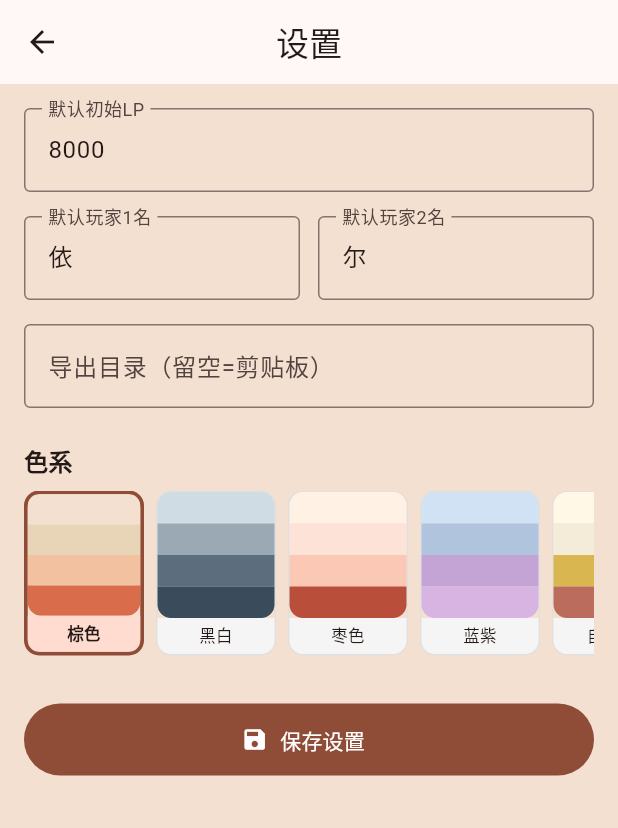
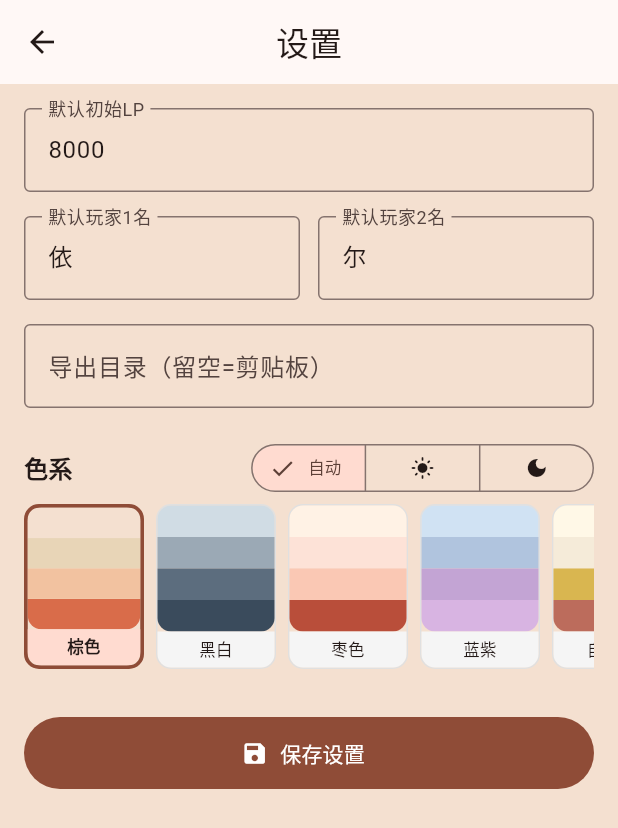
Before and after one commit to Acc0m48/Yu-Gi-Oh.LP-helper, a Flutter app: the SettingsPage screen opened directly with empty values, on a phone screen of 412 x 824 dp. Shown: the top 828 px of the screen. Run offline on Flutter 3.47's test engine with Material 3 defaults, Android fonts, the phone set to English and light mode, and no system bars.

Commit message:
新增深浅色切换、自定义色系、亮度模式

```diff
--- a/lib/screens/settings_page.dart
+++ b/lib/screens/settings_page.dart
@@ -5,7 +5,7 @@ import '../theme.dart';
 class SettingsPage extends StatefulWidget {
   final AppSettings settings;
   final ValueChanged<AppSettings> onSaved;
-  final ValueChanged<int> onThemeChanged;
+  final ValueChanged<AppSettings> onThemeChanged;
 
   const SettingsPage({super.key, required this.settings, required this.onSaved, required this.onThemeChanged});
 
@@ -19,6 +19,8 @@ class _SettingsPageState extends State<SettingsPage> {
   late TextEditingController _p2Ctrl;
   late TextEditingController _dirCtrl;
   late int _themeIndex;
+  late int _brightnessMode;
+  late TextEditingController _cLightSeed, _cLightBg, _cDarkSeed, _cDarkBg, _cLpPos, _cLpNeg;
 
   @override
   void initState() {
@@ -28,15 +30,38 @@ class _SettingsPageState extends State<SettingsPage> {
     _p2Ctrl = TextEditingController(text: widget.settings.defaultP2Name);
     _dirCtrl = TextEditingController(text: widget.settings.exportDir);
     _themeIndex = widget.settings.themeIndex;
+    _brightnessMode = widget.settings.brightnessMode;
+    _cLightSeed = TextEditingController(text: '${widget.settings.cLightSeed.toRadixString(16).padLeft(8, '0').toUpperCase()}');
+    _cLightBg = TextEditingController(text: '${widget.settings.cLightBg.toRadixString(16).padLeft(8, '0').toUpperCase()}');
+    _cDarkSeed = TextEditingController(text: '${widget.settings.cDarkSeed.toRadixString(16).padLeft(8, '0').toUpperCase()}');
+    _cDarkBg = TextEditingController(text: '${widget.settings.cDarkBg.toRadixString(16).padLeft(8, '0').toUpperCase()}');
+    _cLpPos = TextEditingController(text: '${widget.settings.cLpPos.toRadixString(16).padLeft(8, '0').toUpperCase()}');
+    _cLpNeg = TextEditingController(text: '${widget.settings.cLpNeg.toRadixString(16).padLeft(8, '0').toUpperCase()}');
   }
 
   @override
   void dispose() {
-    _lpCtrl.dispose();
-    _p1Ctrl.dispose();
-    _p2Ctrl.dispose();
-    _dirCtrl.dispose();
+    _lpCtrl.dispose(); _p1Ctrl.dispose(); _p2Ctrl.dispose(); _dirCtrl.dispose();
+    _cLightSeed.dispose(); _cLightBg.dispose(); _cDarkSeed.dispose(); _cDarkBg.dispose();
+    _cLpPos.dispose(); _cLpNeg.dispose();
     super.dispose();
+  }
+
+  int _parseHex(String s) => int.tryParse(s.replaceAll('#', '').replaceAll('0x', ''), radix: 16) ?? 0xFF000000;
+
+  void _applyTheme() {
+    widget.settings.themeIndex = _themeIndex;
+    widget.settings.brightnessMode = _brightnessMode;
+    if (_themeIndex >= presets.length) {
+      widget.settings.cLightSeed = _parseHex(_cLightSeed.text);
+      widget.settings.cLightBg = _parseHex(_cLightBg.text);
+      widget.settings.cDarkSeed = _parseHex(_cDarkSeed.text);
+      widget.settings.cDarkBg = _parseHex(_cDarkBg.text);
+      widget.settings.cLpPos = _parseHex(_cLpPos.text);
+      widget.settings.cLpNeg = _parseHex(_cLpNeg.text);
+    }
+    GameStorage.saveSettings(widget.settings);
+    widget.onThemeChanged(widget.settings);
   }
 
   Future<void> _save() async {
@@ -44,101 +69,107 @@ class _SettingsPageState extends State<SettingsPage> {
     widget.settings.defaultP1Name = _p1Ctrl.text.trim().isEmpty ? '依' : _p1Ctrl.text.trim();
     widget.settings.defaultP2Name = _p2Ctrl.text.trim().isEmpty ? '尔' : _p2Ctrl.text.trim();
     widget.settings.exportDir = _dirCtrl.text.trim();
-    widget.settings.themeIndex = _themeIndex;
-    await GameStorage.saveSettings(widget.settings);
-    widget.onThemeChanged(_themeIndex);
+    _applyTheme();
     widget.onSaved(widget.settings);
     if (mounted) Navigator.pop(context);
   }
 
   @override
   Widget build(BuildContext context) {
+    final isCustom = _themeIndex >= presets.length;
     return Scaffold(
       appBar: AppBar(title: const Text('设置'), centerTitle: true),
       body: ListView(
         padding: const EdgeInsets.all(16),
         children: [
-          TextField(
-            controller: _lpCtrl,
-            keyboardType: TextInputType.number,
-            decoration: const InputDecoration(labelText: '默认初始LP', border: OutlineInputBorder()),
-          ),
+          TextField(controller: _lpCtrl, keyboardType: TextInputType.number, decoration: const InputDecoration(labelText: '默认初始LP', border: OutlineInputBorder())),
           const SizedBox(height: 16),
-          Row(
-            children: [
-              Expanded(child: TextField(controller: _p1Ctrl, decoration: const InputDecoration(labelText: '默认玩家1名', border: OutlineInputBorder()))),
-              const SizedBox(width: 12),
-              Expanded(child: TextField(controller: _p2Ctrl, decoration: const InputDecoration(labelText: '默认玩家2名', border: OutlineInputBorder()))),
-            ],
-          ),
+          Row(children: [
+            Expanded(child: TextField(controller: _p1Ctrl, decoration: const InputDecoration(labelText: '默认玩家1名', border: OutlineInputBorder()))),
+            const SizedBox(width: 12),
+            Expanded(child: TextField(controller: _p2Ctrl, decoration: const InputDecoration(labelText: '默认玩家2名', border: OutlineInputBorder()))),
+          ]),
           const SizedBox(height: 16),
-          TextField(
-            controller: _dirCtrl,
-            decoration: const InputDecoration(labelText: '导出目录（留空=剪贴板）', hintText: '/storage/emulated/0/Download', border: OutlineInputBorder()),
-          ),
+          TextField(controller: _dirCtrl, decoration: const InputDecoration(labelText: '导出目录（留空=剪贴板）', hintText: '/storage/emulated/0/Download', border: OutlineInputBorder())),
           const SizedBox(height: 24),
-          const Text('色系', style: TextStyle(fontSize: 16, fontWeight: FontWeight.bold)),
+          Row(children: [
+            const Text('色系', style: TextStyle(fontSize: 16, fontWeight: FontWeight.bold)),
+            const Spacer(),
+            SegmentedButton<int>(
+              segments: const [
+                ButtonSegment(value: 0, label: Text('自动', style: TextStyle(fontSize: 11))),
+                ButtonSegment(value: 1, label: Icon(Icons.light_mode, size: 16)),
+                ButtonSegment(value: 2, label: Icon(Icons.dark_mode, size: 16)),
+              ],
+              selected: {_brightnessMode},
+              onSelectionChanged: (v) => setState(() { _brightnessMode = v.first; _applyTheme(); }),
+              style: ButtonStyle(visualDensity: VisualDensity.compact, tapTargetSize: MaterialTapTargetSize.shrinkWrap),
+            ),
+          ]),
           const SizedBox(height: 8),
           SizedBox(
             height: 110,
             child: ListView.builder(
               scrollDirection: Axis.horizontal,
-              itemCount: presets.length,
+              itemCount: presets.length + 1,
               itemBuilder: (_, i) {
-                final p = presets[i];
-                final sel = i == _themeIndex;
+                final isSel = i == _themeIndex;
+                final p = i < presets.length ? presets[i] : customPresetFrom(
+                  lightSeed: _parseHex(_cLightSeed.text), lightBg: _parseHex(_cLightBg.text),
+                  darkSeed: _parseHex(_cDarkSeed.text), darkBg: _parseHex(_cDarkBg.text),
+                  lpPos: _parseHex(_cLpPos.text), lpNeg: _parseHex(_cLpNeg.text),
+                );
+                final colors = i < presets.length ? p.previewColors : [Color(_parseHex(_cLightBg.text)), Color(_parseHex(_cLightSeed.text)), Color(_parseHex(_cDarkSeed.text)), Color(_parseHex(_cDarkBg.text))];
                 return GestureDetector(
-                  onTap: () => setState(() => _themeIndex = i),
+                  onTap: () => setState(() { _themeIndex = i; _applyTheme(); }),
                   child: Container(
-                    width: 80,
-                    margin: const EdgeInsets.only(right: 8),
-                    decoration: BoxDecoration(
-                      borderRadius: BorderRadius.circular(10),
-                      border: Border.all(color: sel ? Theme.of(context).colorScheme.primary : Colors.grey.shade300, width: sel ? 2.5 : 1),
-                    ),
-                    child: Column(
-                      children: [
-                        Expanded(
-                          child: Column(
-                            children: List.generate(4, (j) => Expanded(
-                              child: Container(
-                                decoration: BoxDecoration(
-                                  color: p.previewColors[j],
-                                  borderRadius: j == 0
-                                      ? const BorderRadius.vertical(top: Radius.circular(9))
-                                      : j == 3
-                                          ? const BorderRadius.vertical(bottom: Radius.circular(9))
-                                          : null,
-                                ),
-                              ),
-                            )),
-                          ),
-                        ),
-                        Container(
-                          width: double.infinity,
-                          padding: const EdgeInsets.symmetric(vertical: 4),
-                          decoration: BoxDecoration(
-                            color: sel ? Theme.of(context).colorScheme.primaryContainer : Colors.grey.shade100,
-                            borderRadius: const BorderRadius.vertical(bottom: Radius.circular(9)),
-                          ),
-                          child: Text(p.name, textAlign: TextAlign.center, style: TextStyle(fontSize: 11, fontWeight: sel ? FontWeight.bold : FontWeight.normal)),
-                        ),
-                      ],
-                    ),
+                    width: 80, margin: const EdgeInsets.only(right: 8),
+                    decoration: BoxDecoration(borderRadius: BorderRadius.circular(10), border: Border.all(color: isSel ? Theme.of(context).colorScheme.primary : Colors.grey.shade300, width: isSel ? 2.5 : 1)),
+                    child: Column(children: [
+                      Expanded(child: Column(children: List.generate(4, (j) => Expanded(child: Container(decoration: BoxDecoration(color: colors[j], borderRadius: j == 0 ? const BorderRadius.vertical(top: Radius.circular(9)) : j == 3 ? const BorderRadius.vertical(bottom: Radius.circular(9)) : null))))),),
+                      Container(width: double.infinity, padding: const EdgeInsets.symmetric(vertical: 4), decoration: BoxDecoration(color: isSel ? Theme.of(context).colorScheme.primaryContainer : Colors.grey.shade100, borderRadius: const BorderRadius.vertical(bottom: Radius.circular(9))), child: Text(p.name, textAlign: TextAlign.center, style: TextStyle(fontSize: 11, fontWeight: isSel ? FontWeight.bold : FontWeight.normal))),
+                    ]),
                   ),
                 );
               },
             ),
           ),
+          if (isCustom) ...[
+            const SizedBox(height: 16),
+            const Text('自定义颜色 (ARGB十六进制)', style: TextStyle(fontWeight: FontWeight.bold)),
+            const SizedBox(height: 8),
+            Row(children: [
+              Expanded(child: _hexField(_cLightBg, '浅色背景')),
+              const SizedBox(width: 8),
+              Expanded(child: _hexField(_cLightSeed, '浅色主调')),
+            ]),
+            const SizedBox(height: 8),
+            Row(children: [
+              Expanded(child: _hexField(_cDarkBg, '深色背景')),
+              const SizedBox(width: 8),
+              Expanded(child: _hexField(_cDarkSeed, '深色主调')),
+            ]),
+            const SizedBox(height: 8),
+            Row(children: [
+              Expanded(child: _hexField(_cLpPos, 'LP增加色')),
+              const SizedBox(width: 8),
+              Expanded(child: _hexField(_cLpNeg, 'LP扣减色')),
+            ]),
+            const SizedBox(height: 8),
+            OutlinedButton(onPressed: () => setState(() => _applyTheme()), child: const Text('预览自定义')),
+          ],
           const SizedBox(height: 32),
-          FilledButton.icon(
-            onPressed: _save,
-            icon: const Icon(Icons.save),
-            label: const Text('保存设置'),
-            style: FilledButton.styleFrom(minimumSize: const Size(double.infinity, 48)),
-          ),
+          FilledButton.icon(onPressed: _save, icon: const Icon(Icons.save), label: const Text('保存设置'), style: FilledButton.styleFrom(minimumSize: const Size(double.infinity, 48))),
         ],
       ),
     );
   }
+
+  Widget _hexField(TextEditingController ctrl, String label) {
+    return TextField(
+      controller: ctrl,
+      decoration: InputDecoration(labelText: label, hintText: 'FFD96C4A', border: const OutlineInputBorder(), isDense: true, prefixText: '#'),
+      onChanged: (_) => setState(() {}),
+    );
+  }
 }
--- a/lib/services/game_storage.dart
+++ b/lib/services/game_storage.dart
@@ -9,6 +9,15 @@ class AppSettings {
   String defaultP2Name;
   String exportDir;
   int themeIndex;
+  int brightnessMode; // 0=system, 1=light, 2=dark
+
+  // Custom theme colors
+  int cLightSeed;
+  int cLightBg;
+  int cDarkSeed;
+  int cDarkBg;
+  int cLpPos;
+  int cLpNeg;
 
   AppSettings({
     this.defaultLp = 8000,
@@ -16,6 +25,13 @@ class AppSettings {
     this.defaultP2Name = '尔',
     this.exportDir = '',
     this.themeIndex = 0,
+    this.brightnessMode = 0,
+    this.cLightSeed = 0xFFD96C4A,
+    this.cLightBg = 0xFFF4E0D0,
+    this.cDarkSeed = 0xFFFFB347,
+    this.cDarkBg = 0xFF3B2D26,
+    this.cLpPos = 0xFFFF8C42,
+    this.cLpNeg = 0xFFD96C4A,
   });
 
   Map<String, dynamic> toJson() => {
@@ -24,6 +40,13 @@ class AppSettings {
     'defaultP2Name': defaultP2Name,
     'exportDir': exportDir,
     'themeIndex': themeIndex,
+    'brightnessMode': brightnessMode,
+    'cLightSeed': cLightSeed,
+    'cLightBg': cLightBg,
+    'cDarkSeed': cDarkSeed,
+    'cDarkBg': cDarkBg,
+    'cLpPos': cLpPos,
+    'cLpNeg': cLpNeg,
   };
 
   factory AppSettings.fromJson(Map<String, dynamic> json) => AppSettings(
@@ -32,6 +55,13 @@ class AppSettings {
     defaultP2Name: json['defaultP2Name'] as String? ?? '尔',
     exportDir: json['exportDir'] as String? ?? '',
     themeIndex: json['themeIndex'] as int? ?? 0,
+    brightnessMode: json['brightnessMode'] as int? ?? 0,
+    cLightSeed: json['cLightSeed'] as int? ?? 0xFFD96C4A,
+    cLightBg: json['cLightBg'] as int? ?? 0xFFF4E0D0,
+    cDarkSeed: json['cDarkSeed'] as int? ?? 0xFFFFB347,
+    cDarkBg: json['cDarkBg'] as int? ?? 0xFF3B2D26,
+    cLpPos: json['cLpPos'] as int? ?? 0xFFFF8C42,
+    cLpNeg: json['cLpNeg'] as int? ?? 0xFFD96C4A,
   );
 }
 
--- a/lib/theme_presets.dart
+++ b/lib/theme_presets.dart
@@ -125,6 +125,26 @@ const presets = <ThemePreset>[
   ),
 ];
 
+ThemePreset customPresetFrom({
+  required int lightSeed,
+  required int lightBg,
+  required int darkSeed,
+  required int darkBg,
+  required int lpPos,
+  required int lpNeg,
+}) {
+  return ThemePreset(
+    name: '自定义',
+    lightSeed: Color(lightSeed),
+    lightBg: Color(lightBg),
+    darkSeed: Color(darkSeed),
+    darkBg: Color(darkBg),
+    lpPositive: Color(lpPos),
+    lpNegative: Color(lpNeg),
+    previewColors: [Color(lightBg), Color(lightSeed), Color(darkSeed), Color(darkBg)],
+  );
+}
+
 class AppColors {
   final ThemePreset preset;
   const AppColors(this.preset);
```
Also changed, not shown: lib/main.dart (+30 -7 lines).
